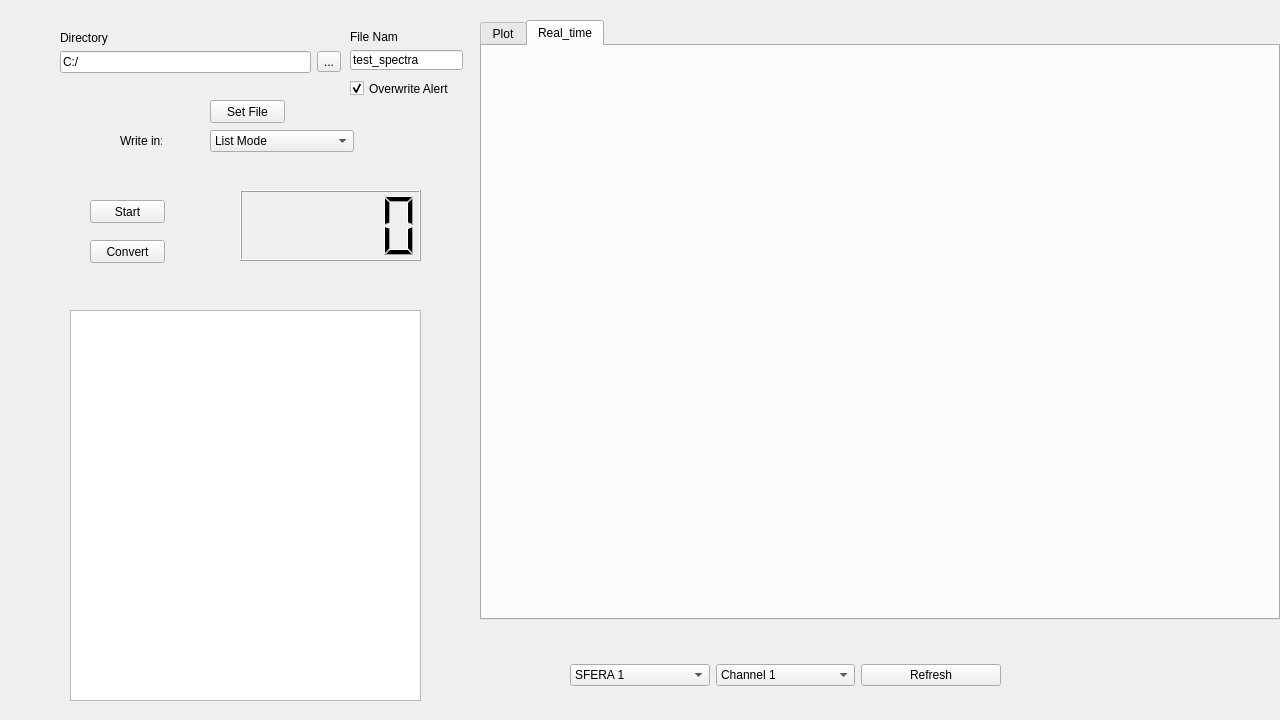
Above: spectra.ui from Pietro-King/Kerberos_GUI before the change. Below: the same form after it.
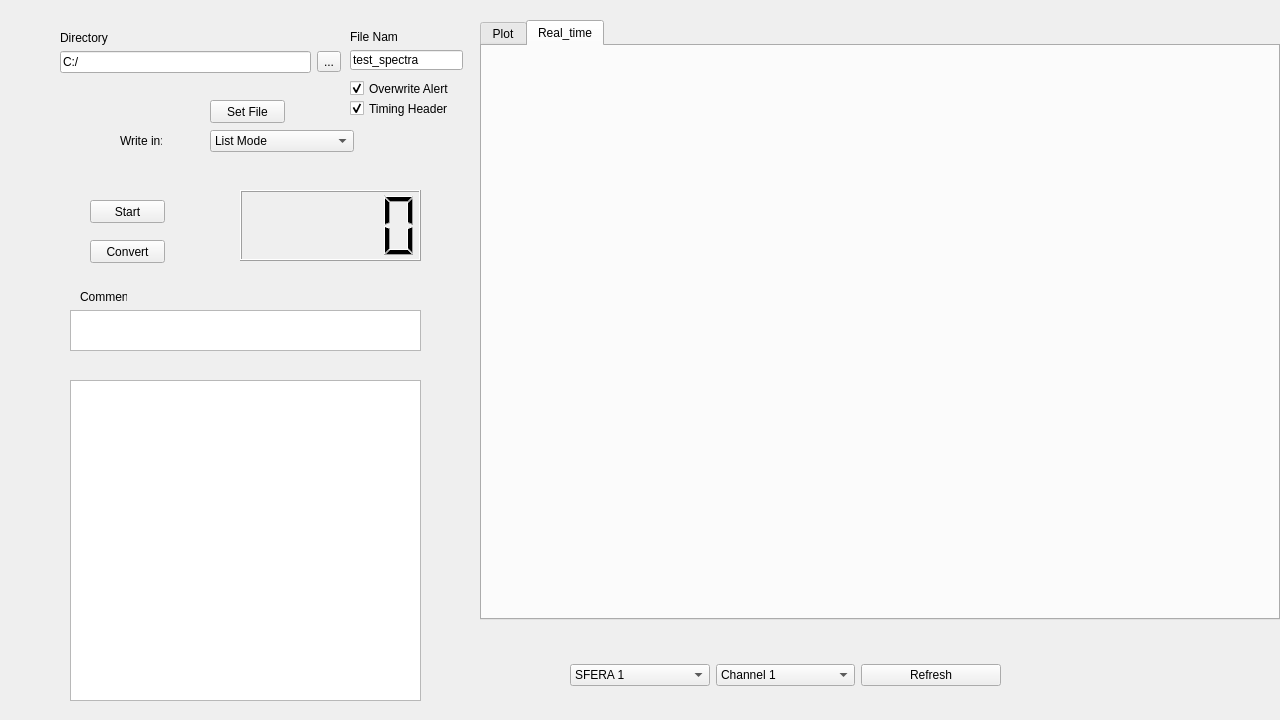
That is the form after the change. Custom widgets are drawn as their Qt base class.

```diff
--- a/spectra.ui
+++ b/spectra.ui
@@ -285,9 +285,9 @@
    <property name="geometry">
     <rect>
      <x>70</x>
-     <y>310</y>
+     <y>380</y>
      <width>351</width>
-     <height>391</height>
+     <height>321</height>
     </rect>
    </property>
   </widget>
@@ -396,6 +396,52 @@
     <bool>true</bool>
    </property>
   </widget>
+  <widget class="QCheckBox" name="timing_box">
+   <property name="geometry">
+    <rect>
+     <x>350</x>
+     <y>100</y>
+     <width>101</width>
+     <height>17</height>
+    </rect>
+   </property>
+   <property name="text">
+    <string>Timing Header</string>
+   </property>
+   <property name="checked">
+    <bool>true</bool>
+   </property>
+  </widget>
+  <widget class="QTextEdit" name="comment_box">
+   <property name="geometry">
+    <rect>
+     <x>70</x>
+     <y>310</y>
+     <width>351</width>
+     <height>41</height>
+    </rect>
+   </property>
+   <property name="html">
+    <string>&lt;!DOCTYPE HTML PUBLIC &quot;-//W3C//DTD HTML 4.0//EN&quot; &quot;http://www.w3.org/TR/REC-html40/strict.dtd&quot;&gt;
+&lt;html&gt;&lt;head&gt;&lt;meta name=&quot;qrichtext&quot; content=&quot;1&quot; /&gt;&lt;style type=&quot;text/css&quot;&gt;
+p, li { white-space: pre-wrap; }
+&lt;/style&gt;&lt;/head&gt;&lt;body style=&quot; font-family:'MS Shell Dlg 2'; font-size:8.25pt; font-weight:400; font-style:normal;&quot;&gt;
+&lt;p style=&quot;-qt-paragraph-type:empty; margin-top:0px; margin-bottom:0px; margin-left:0px; margin-right:0px; -qt-block-indent:0; text-indent:0px;&quot;&gt;&lt;br /&gt;&lt;/p&gt;&lt;/body&gt;&lt;/html&gt;</string>
+   </property>
+  </widget>
+  <widget class="QLabel" name="label_10">
+   <property name="geometry">
+    <rect>
+     <x>80</x>
+     <y>290</y>
+     <width>47</width>
+     <height>13</height>
+    </rect>
+   </property>
+   <property name="text">
+    <string>Comment:</string>
+   </property>
+  </widget>
  </widget>
  <customwidgets>
   <customwidget>
```
